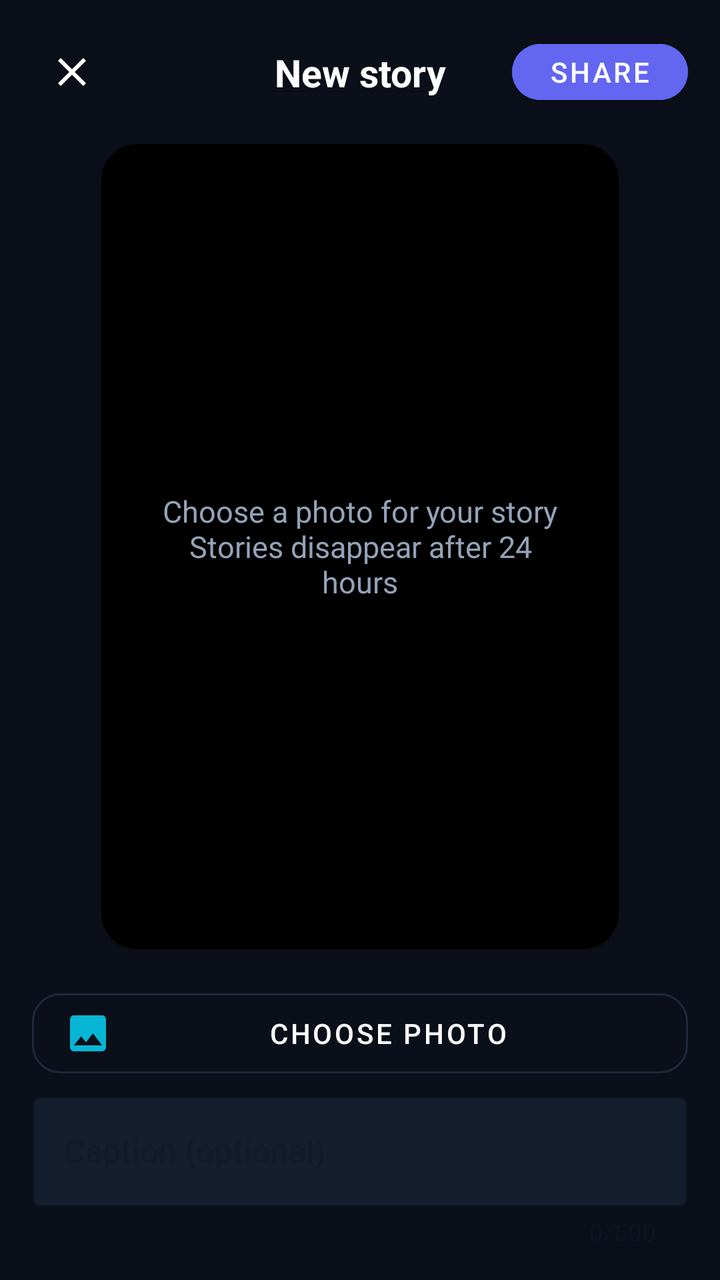
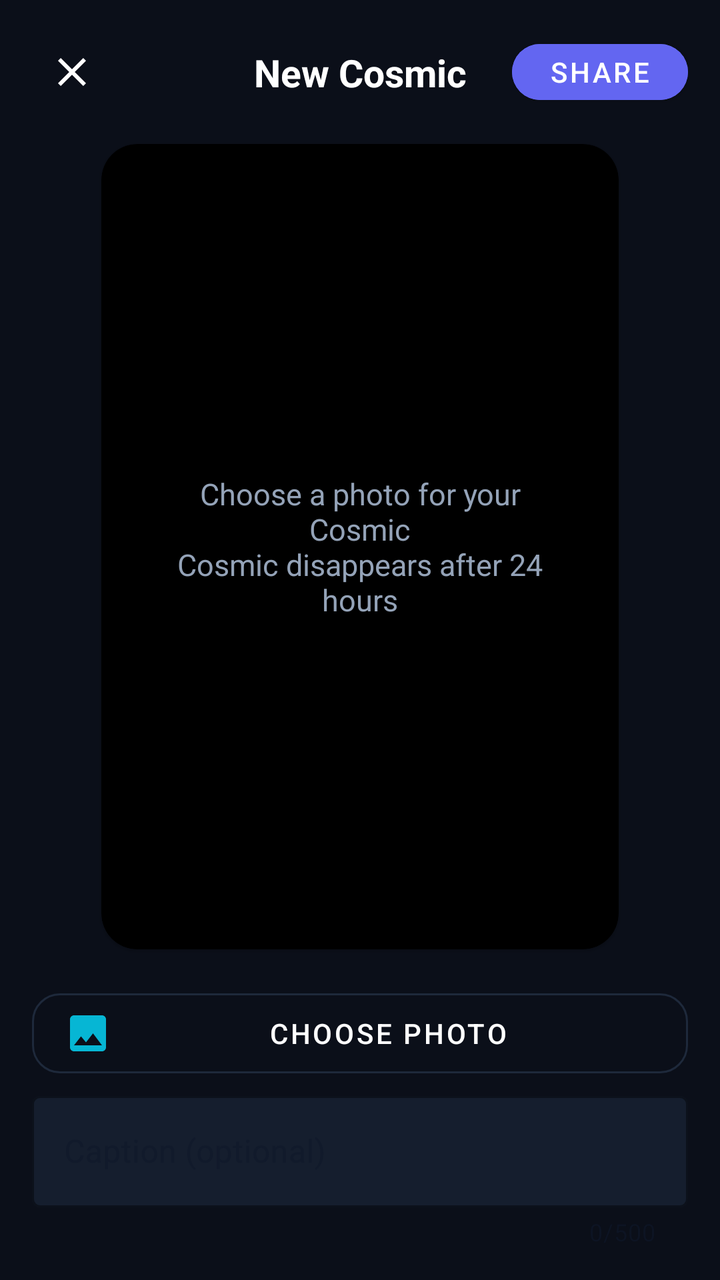

Compare the two renders of this Android layout. The source of the first and the diff that turns it into the second are given below.
<!-- AndroidManifest.xml: application theme Theme.Nexa -->
<!-- res/layout/activity_create_story.xml -->
<?xml version="1.0" encoding="utf-8"?>
<androidx.constraintlayout.widget.ConstraintLayout xmlns:android="http://schemas.android.com/apk/res/android"
    xmlns:app="http://schemas.android.com/apk/res-auto"
    android:layout_width="match_parent"
    android:layout_height="match_parent"
    android:background="@color/background_dark"
    android:padding="16dp">

    <ImageButton
        android:id="@+id/btnClose"
        android:layout_width="40dp"
        android:layout_height="40dp"
        android:background="?attr/selectableItemBackgroundBorderless"
        android:contentDescription="Close"
        android:src="@drawable/ic_close"
        app:layout_constraintStart_toStartOf="parent"
        app:layout_constraintTop_toTopOf="parent"
        app:tint="@color/text_white" />

    <TextView
        android:id="@+id/tvTitle"
        android:layout_width="wrap_content"
        android:layout_height="wrap_content"
        android:text="New story"
        android:textColor="@color/text_white"
        android:textSize="19sp"
        android:textStyle="bold"
        app:layout_constraintBottom_toBottomOf="@id/btnClose"
        app:layout_constraintEnd_toEndOf="parent"
        app:layout_constraintStart_toStartOf="parent"
        app:layout_constraintTop_toTopOf="@id/btnClose" />

    <com.google.android.material.button.MaterialButton
        android:id="@+id/btnPublish"
        android:layout_width="wrap_content"
        android:layout_height="40dp"
        android:backgroundTint="@color/brand_primary"
        android:text="Share"
        android:textColor="@android:color/white"
        app:cornerRadius="20dp"
        app:layout_constraintEnd_toEndOf="parent"
        app:layout_constraintTop_toTopOf="parent" />

    <com.google.android.material.card.MaterialCardView
        android:id="@+id/cardPreview"
        android:layout_width="0dp"
        android:layout_height="0dp"
        android:layout_marginTop="16dp"
        android:layout_marginBottom="16dp"
        app:cardBackgroundColor="@android:color/black"
        app:cardCornerRadius="18dp"
        app:layout_constraintBottom_toTopOf="@id/btnChoosePhoto"
        app:layout_constraintDimensionRatio="9:14"
        app:layout_constraintEnd_toEndOf="parent"
        app:layout_constraintStart_toStartOf="parent"
        app:layout_constraintTop_toBottomOf="@id/btnClose">

        <FrameLayout
            android:layout_width="match_parent"
            android:layout_height="match_parent">

            <ImageView
                android:id="@+id/ivPreview"
                android:layout_width="match_parent"
                android:layout_height="match_parent"
                android:contentDescription="Story preview"
                android:scaleType="centerCrop"
                android:visibility="gone" />

            <TextView
                android:id="@+id/tvPhotoHelp"
                android:layout_width="match_parent"
                android:layout_height="match_parent"
                android:gravity="center"
                android:padding="24dp"
                android:text="Choose a photo for your story\nStories disappear after 24 hours"
                android:textColor="@color/text_secondary"
                android:textSize="15sp" />
        </FrameLayout>
    </com.google.android.material.card.MaterialCardView>

    <com.google.android.material.button.MaterialButton
        android:id="@+id/btnChoosePhoto"
        style="@style/Widget.MaterialComponents.Button.OutlinedButton"
        android:layout_width="0dp"
        android:layout_height="52dp"
        android:text="Choose Photo"
        android:textColor="@color/text_white"
        app:cornerRadius="14dp"
        app:icon="@drawable/ic_gallery"
        app:iconTint="@color/brand_cyan"
        app:layout_constraintBottom_toTopOf="@id/tilCaption"
        app:layout_constraintEnd_toEndOf="parent"
        app:layout_constraintStart_toStartOf="parent"
        app:strokeColor="@color/border_dark" />

    <com.google.android.material.textfield.TextInputLayout
        android:id="@+id/tilCaption"
        style="@style/Widget.MaterialComponents.TextInputLayout.OutlinedBox"
        android:layout_width="0dp"
        android:layout_height="wrap_content"
        android:layout_marginTop="12dp"
        android:hint="Caption (optional)"
        app:boxBackgroundColor="@color/background_card"
        app:boxStrokeColor="@color/brand_primary"
        app:counterEnabled="true"
        app:counterMaxLength="500"
        app:layout_constraintBottom_toBottomOf="parent"
        app:layout_constraintEnd_toEndOf="parent"
        app:layout_constraintStart_toStartOf="parent">

        <com.google.android.material.textfield.TextInputEditText
            android:id="@+id/etCaption"
            android:layout_width="match_parent"
            android:layout_height="wrap_content"
            android:maxLength="500"
            android:maxLines="2"
            android:textColor="@color/text_white" />
    </com.google.android.material.textfield.TextInputLayout>

    <ProgressBar
        android:id="@+id/progressBar"
        android:layout_width="44dp"
        android:layout_height="44dp"
        android:visibility="gone"
        app:layout_constraintBottom_toBottomOf="@id/cardPreview"
        app:layout_constraintEnd_toEndOf="@id/cardPreview"
        app:layout_constraintStart_toStartOf="@id/cardPreview"
        app:layout_constraintTop_toTopOf="@id/cardPreview" />

</androidx.constraintlayout.widget.ConstraintLayout>
<!-- resources referenced by this layout -->
<resources>
  <color name="background_card">#151E2E</color>
  <color name="background_dark">#0B0F19</color>
  <color name="border_dark">#1E293B</color>
  <color name="brand_cyan">#06B6D4</color>
  <color name="brand_primary">#6366F1</color>
  <color name="text_secondary">#94A3B8</color>
  <color name="text_white">#FFFFFF</color>
  <!-- drawable ic_close (drawable) -->
  <vector xmlns:android="http://schemas.android.com/apk/res/android"
      android:width="24dp"
      android:height="24dp"
      android:viewportWidth="24"
      android:viewportHeight="24">
      <path
          android:fillColor="#FFFFFFFF"
          android:pathData="M19,6.41L17.59,5 12,10.59 6.41,5 5,6.41 10.59,12 5,17.59 6.41,19 12,13.41 17.59,19 19,17.59 13.41,12z" />
  </vector>
  <!-- drawable ic_gallery (drawable) -->
  <vector xmlns:android="http://schemas.android.com/apk/res/android"
      android:width="24dp"
      android:height="24dp"
      android:viewportWidth="24"
      android:viewportHeight="24">
      <path
          android:fillColor="#FFFFFFFF"
          android:pathData="M21,19V5c0,-1.1 -.9,-2 -2,-2H5c-1.1,0 -2,.9 -2,2v14c0,1.1 .9,2 2,2h14c1.1,0 2,-.9 2,-2zM8.5,13.5l2.5,3.01L14.5,12l4.5,6H5l3.5,-4.5z" />
  </vector>
  <style name="Theme.Nexa" parent="Theme.MaterialComponents.DayNight.NoActionBar">
          
          <item name="colorPrimary">@color/brand_primary</item>
          <item name="colorPrimaryVariant">@color/brand_primary_dark</item>
          <item name="colorOnPrimary">@color/text_white</item>
          
          <item name="colorSecondary">@color/brand_cyan</item>
          <item name="colorSecondaryVariant">@color/brand_emerald</item>
          <item name="colorOnSecondary">@color/text_white</item>
          
          <item name="android:windowBackground">@color/background_light</item>
          <item name="colorSurface">@color/background_card_day</item>
          <item name="colorOnSurface">@color/text_dark_primary</item>
          <item name="colorOnBackground">@color/text_dark_primary</item>
          <item name="android:textColorPrimary">@color/text_dark_primary</item>
          <item name="android:textColorSecondary">@color/text_dark_secondary</item>
          <item name="android:statusBarColor">@color/background_light</item>
          <item name="android:windowLightStatusBar">true</item>
          <item name="android:navigationBarColor">@color/background_card_day</item>
      </style>
  <color name="brand_primary_dark">#4F46E5</color>
  <color name="brand_emerald">#10B981</color>
  <color name="background_light">#F8FAFC</color>
  <color name="background_card_day">#FFFFFF</color>
  <color name="text_dark_primary">#0F172A</color>
  <color name="text_dark_secondary">#475569</color>
</resources>

<!-- the commit's change to res/layout/activity_create_story.xml (unified diff, before → after) -->
@@ -21,7 +21,7 @@
         android:id="@+id/tvTitle"
         android:layout_width="wrap_content"
         android:layout_height="wrap_content"
-        android:text="New story"
+        android:text="New Cosmic"
         android:textColor="@color/text_white"
         android:textSize="19sp"
         android:textStyle="bold"
@@ -63,7 +63,7 @@
                 android:id="@+id/ivPreview"
                 android:layout_width="match_parent"
                 android:layout_height="match_parent"
-                android:contentDescription="Story preview"
+                android:contentDescription="Cosmic preview"
                 android:scaleType="centerCrop"
                 android:visibility="gone" />
 
@@ -73,7 +73,7 @@
                 android:layout_height="match_parent"
                 android:gravity="center"
                 android:padding="24dp"
-                android:text="Choose a photo for your story\nStories disappear after 24 hours"
+                android:text="Choose a photo for your Cosmic\nCosmic disappears after 24 hours"
                 android:textColor="@color/text_secondary"
                 android:textSize="15sp" />
         </FrameLayout>
